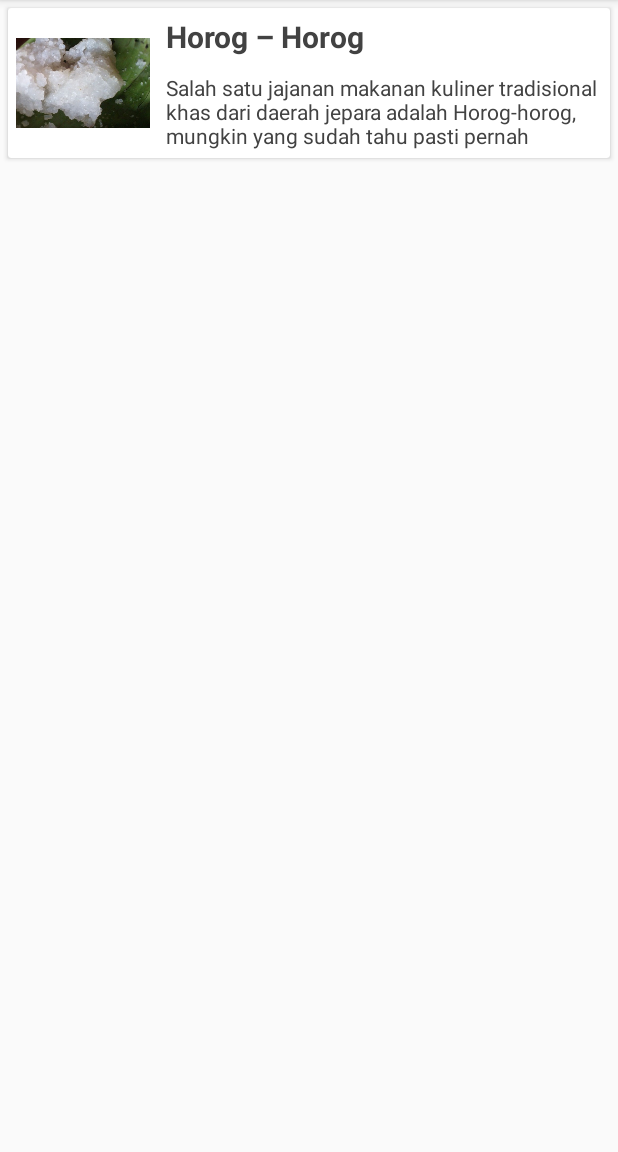
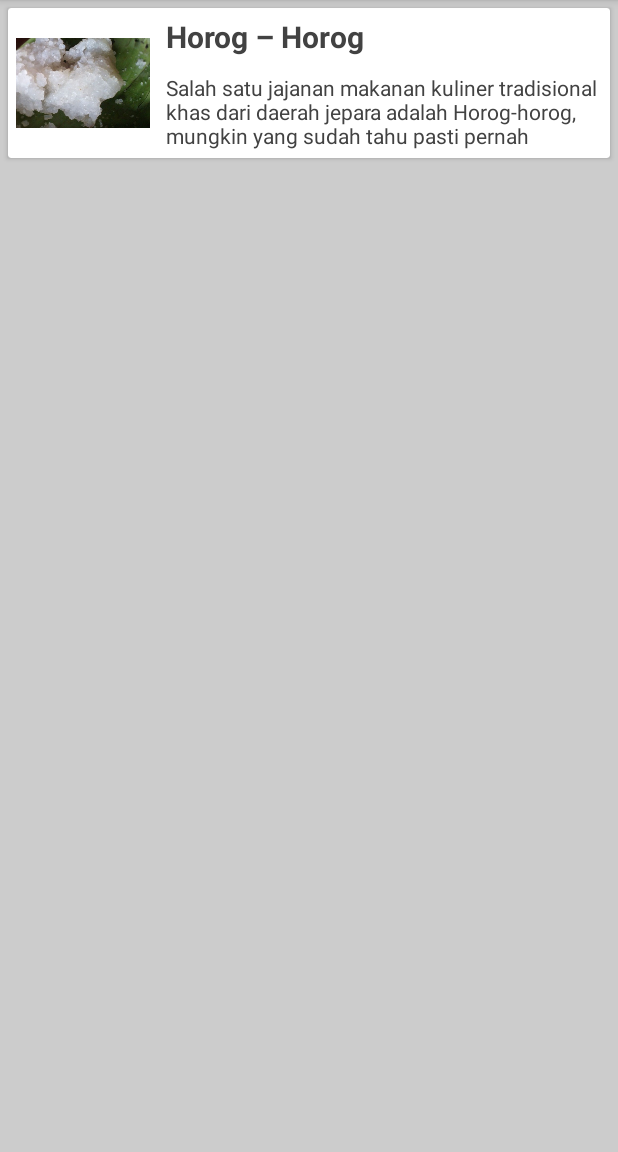
Before and after one commit to cipow/ResepMakanan, an Android app: the screen it shows after launch (MainActivity), on a phone screen of 412 x 824 dp, the part 84-1236 px from its top. Run offline under Robolectric (Android 15) with nearby library versions, the phone set to English and light mode, and no system bars.

Commit message:
add color grey

```diff
--- a/app/src/main/res/layout/activity_main.xml
+++ b/app/src/main/res/layout/activity_main.xml
@@ -5,7 +5,8 @@
     android:layout_width="match_parent"
     android:layout_height="match_parent"
     android:orientation="vertical"
-    tools:context="com.example.cipowela.resepmakanan.MainActivity">
+    tools:context="com.example.cipowela.resepmakanan.MainActivity"
+    android:background="@color/colorGrey" >
 
     <android.support.v7.widget.RecyclerView
         android:id="@+id/tampilanRV"
--- a/app/src/main/res/values/colors.xml
+++ b/app/src/main/res/values/colors.xml
@@ -3,4 +3,5 @@
     <color name="colorPrimary">#3F51B5</color>
     <color name="colorPrimaryDark">#303F9F</color>
     <color name="colorAccent">#FF4081</color>
+    <color name="colorGrey">#cccccc</color>
 </resources>
```
